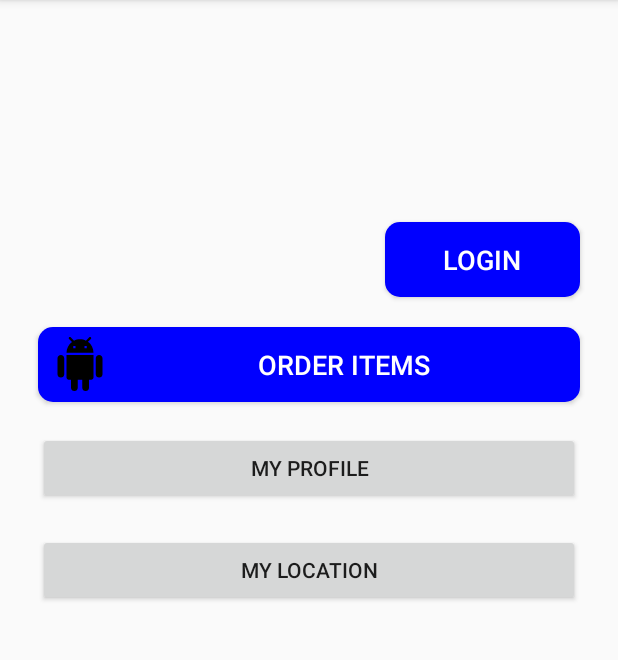
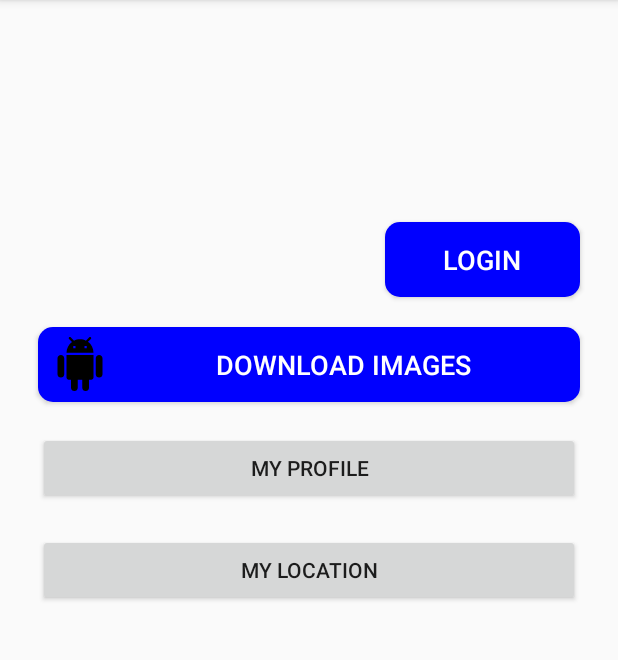
Before and after one commit to jothi1971/KotlinRetrofit, an Android app: the screen it shows after launch (MainActivity), on a phone screen of 412 x 824 dp, the part 84-744 px from its top. Run offline under Robolectric (Android 15) with nearby library versions, the phone set to English and light mode, and no system bars; our stand-ins replace Firebase (no records; nobody signed in at launch, a user with empty details on screens opened directly), Timber, data binding; libraries missing offline, so code that uses them is left out: com.firebase.ui; 1 statement that could not run was skipped.

Commit message:
fixed crashes

```diff
--- a/app/src/debug/res/values/google_maps_api.xml
+++ b/app/src/debug/res/values/google_maps_api.xml
@@ -20,5 +20,5 @@
     Once you have your key (it starts with "AIza"), replace the "google_maps_key"
     string in this file.
     -->
-    <string name="google_maps_key" templateMergeStrategy="preserve" translatable="false">your map key</string>
+    <string name="google_maps_key" templateMergeStrategy="preserve" translatable="false">Your map key</string>
 </resources>
--- a/app/src/main/java/com/kottapa/youtubedemo/TopFragment.kt
+++ b/app/src/main/java/com/kottapa/youtubedemo/TopFragment.kt
@@ -10,7 +10,6 @@ import android.view.View
 import android.view.ViewGroup
 import androidx.databinding.DataBindingUtil
 import androidx.fragment.app.activityViewModels
-import androidx.fragment.app.viewModels
 import androidx.lifecycle.Observer
 import androidx.navigation.fragment.findNavController
 import com.firebase.ui.auth.AuthUI
@@ -18,7 +17,6 @@ import com.firebase.ui.auth.IdpResponse
 import com.google.firebase.auth.FirebaseAuth
 import com.kottapa.youtubedemo.databinding.FragmentTopBinding
 import com.kottapa.youtubedemo.login.LoginViewModel
-import com.kottapa.youtubedemo.overview.GridViewFragment
 
 /**
  * A simple [Fragment] subclass.
@@ -32,7 +30,7 @@ class TopFragment : Fragment() {
 
     private lateinit var binding: FragmentTopBinding
 
-    // Get a reference to the ViewModel scoped to this Fragment
+    // Get a reference to the ViewModel
     private val loginViewModel by activityViewModels<LoginViewModel>()
 
     override fun onCreateView(
@@ -51,18 +49,21 @@ class TopFragment : Fragment() {
         super.onViewCreated(view, savedInstanceState)
         observeAuthenticationState()
 
+        binding.loginButton.setOnClickListener { launchSignInFlow() }
         binding.downloadButton.setOnClickListener { downloadImages() }
-        binding.loginButton.setOnClickListener { launchSignInFlow() }
+        binding.profileButton.setOnClickListener { updateProfile() }
         binding.locationButton.setOnClickListener { displayLocation() }
 
     }
-    /**
-     * Called when the game is finished
-     */
+
     private fun downloadImages() {
 
         val action = TopFragmentDirections.actionTopFragmentToOverviewFragment()
         findNavController().navigate(action)
+    }
+
+    private fun updateProfile() {
+
     }
 
     private fun displayLocation() {
@@ -79,7 +80,7 @@ class TopFragment : Fragment() {
 
         // Create and launch the sign-in intent.
         // We listen to the response of this activity with the
-        // SIGN_IN_REQUEST_CODE.
+        // FIREBASE_SIGN_IN_REQUEST_CODE.
         startActivityForResult(
             AuthUI.getInstance()
                 .createSignInIntentBuilder()
@@ -132,6 +133,7 @@ class TopFragment : Fragment() {
 
                 }
             }
+        //observe authentication state
         loginViewModel.authenticationState.observe(viewLifecycleOwner,stateObserver)
 
 
--- a/app/src/main/java/com/kottapa/youtubedemo/overview/GridviewViewModel.kt
+++ b/app/src/main/java/com/kottapa/youtubedemo/overview/ImagesGridviewViewModel.kt
@@ -16,9 +16,9 @@ import timber.log.Timber
 enum class ApiStatus { LOADING, ERROR, DONE }
 
 /**
- * The [ViewModel] that is attached to the [GridviewFragment].
+ * The [ViewModel] that is attached to the [ImagesGridviewFragment].
  */
-class GridviewViewModel : ViewModel() {
+class ImagesGridviewViewModel : ViewModel() {
 
     // The internal MutableLiveData that stores the status of the most recent request
     private val _status = MutableLiveData<ApiStatus>()
--- a/app/src/main/res/layout/fragment_gridview.xml
+++ b/app/src/main/res/layout/fragment_gridview.xml
@@ -11,12 +11,13 @@ Main fragment displays all items in a gridview
     <data>
         <variable
             name="viewModel"
-            type="com.kottapa.youtubedemo.overview.GridviewViewModel" />
+            type="com.kottapa.youtubedemo.overview.ImagesGridviewViewModel" />
     </data>
 
     <androidx.constraintlayout.widget.ConstraintLayout
         android:layout_width="match_parent"
         android:layout_height="match_parent"
+        tools:context="overview.ImagesGridviewFragment"
         >
 
         <androidx.recyclerview.widget.RecyclerView
--- a/app/src/main/res/layout/fragment_top.xml
+++ b/app/src/main/res/layout/fragment_top.xml
@@ -26,8 +26,7 @@
             android:layout_width="0dp"
             android:layout_height="50dp"
             android:layout_marginBottom="20dp"
-            android:onClick="placeOrder"
-            android:text="@string/order_button_text"
+            android:text="@string/download_button_text"
             android:paddingLeft="10dp"
             android:drawableLeft="@drawable/ic_button_36dp"
             android:background="@drawable/button_custom"
@@ -42,7 +41,6 @@
             android:layout_height="wrap_content"
             android:layout_marginLeft="25dp"
             android:layout_marginRight="25dp"
-            android:onClick="updateProfile"
             android:text="@string/profile_button_text"
             app:layout_constraintBottom_toBottomOf="parent"
             app:layout_constraintLeft_toLeftOf="parent"
@@ -55,7 +53,6 @@
             android:layout_width="0dp"
             android:layout_height="wrap_content"
             android:layout_marginTop="20dp"
-            android:onClick="updateLocation"
             android:text="@string/location_button_text"
             app:layout_constraintEnd_toEndOf="@+id/profileButton"
             app:layout_constraintStart_toStartOf="@+id/profileButton"
--- a/app/src/main/res/navigation/navigation_graph.xml
+++ b/app/src/main/res/navigation/navigation_graph.xml
@@ -7,7 +7,7 @@
 
     <fragment
         android:id="@+id/overviewFragment"
-        android:name="com.kottapa.youtubedemo.overview.GridViewFragment"
+        android:name="com.kottapa.youtubedemo.overview.ImagesGridViewFragment"
         android:label="OverviewFragment"
         tools:layout="@layout/fragment_gridview">
         <action
--- a/app/src/main/res/values/strings.xml
+++ b/app/src/main/res/values/strings.xml
@@ -1,8 +1,5 @@
 <resources>
     <string name="app_name">YouTubeDemo</string>
-    <string name="show_all">Show all</string>
-    <string name="show_rent">Rent</string>
-    <string name="show_buy">Buy</string>
     <string name="type_rent">Rent</string>
     <string name="type_sale">Sale</string>
     <string name="display_type">For %s</string>
@@ -10,7 +7,6 @@
     <string name="display_price">$%,.0f</string>
     <string name="profile_button_text">My profile</string>
     <string name="location_button_text">My location</string>
-    <string name="order_button_text">Order items</string>
 
     <!-- TODO: Remove or change this placeholder text -->
     <string name="hello_blank_fragment">Hello blank fragment</string>
@@ -32,4 +28,5 @@
     <string name="ok">Ok</string>
     <string name="fine_location_permission_rationale">requires location permission just for demo</string>
     <string name="title_activity_maps_temp">Map</string>
+    <string name="download_button_text">Download Images</string>
 </resources>
```
Also changed, not shown: app/src/main/AndroidManifest.xml (+2 -7 lines), app/src/main/java/com/kottapa/youtubedemo/location/LocationFragment.kt (+14 -2 lines), app/src/main/java/com/kottapa/youtubedemo/overview/ImagesGridviewFragment.kt (renamed from app/src/main/java/com/kottapa/youtubedemo/overview/GridviewFragment.kt, +4 -5 lines), app/src/main/res/menu/overflow_menu.xml (deleted, +0 -30 lines).
